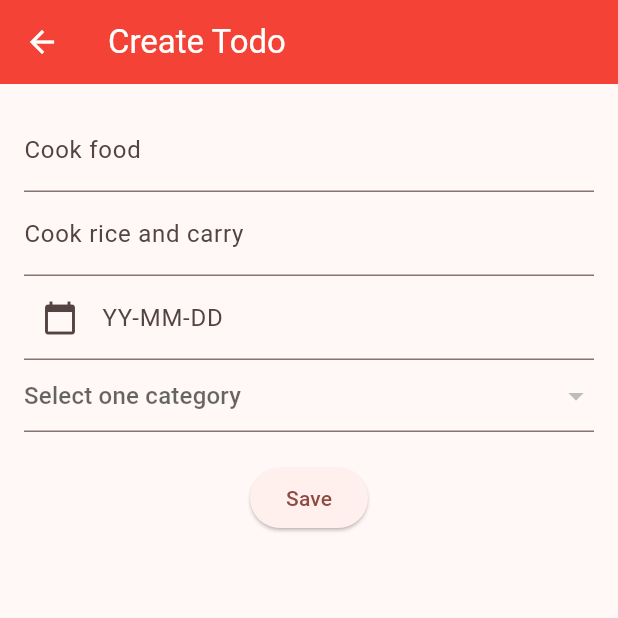
After one commit to rhromets/todo_app_eltodo, a Flutter app: the TodoScreen screen opened directly, on a phone screen of 412 x 824 dp, the top half of it. The commit adds this screen. Run offline on Flutter 3.47's test engine with Material 2 defaults, Android fonts, the light colour scheme and no system bars; our stand-ins replace sqflite; accounts and stored records are empty.

Commit message:
Add Todo Screen

```diff
--- a/lib/screens/screens.dart
+++ b/lib/screens/screens.dart
@@ -1,2 +1,3 @@
 export 'home_screen.dart';
 export 'categories_screen.dart';
+export 'todo_screen.dart';
--- /dev/null
+++ b/lib/screens/todo_screen.dart
@@ -0,0 +1,111 @@
+import 'package:flutter/material.dart';
+import 'package:todo_app_eltodo/services/services.dart';
+import 'package:intl/intl.dart';
+
+class TodoScreen extends StatefulWidget {
+  const TodoScreen({Key? key}) : super(key: key);
+
+  @override
+  State<TodoScreen> createState() => _TodoScreenState();
+}
+
+class _TodoScreenState extends State<TodoScreen> {
+  final TextEditingController _todoTitle = TextEditingController();
+  final TextEditingController _todoDescription = TextEditingController();
+  final TextEditingController _todoDate = TextEditingController();
+
+  final List<DropdownMenuItem> _categories = <DropdownMenuItem>[];
+
+  @override
+  void initState() {
+    super.initState();
+    _loadCategories();
+  }
+
+  _loadCategories() async {
+    var categoryService = CategoryService();
+    var categories = await categoryService.getCategories();
+    categories.forEach((category) {
+      setState(() {
+        _categories.add(
+          DropdownMenuItem(
+            value: category['name'],
+            child: Text(
+              category['name'],
+            ),
+          ),
+        );
+      });
+    });
+  }
+
+  DateTime _date = DateTime.now();
+
+  _selectTodoDate(BuildContext context) async {
+    var pickedDate = await showDatePicker(
+      context: context,
+      initialDate: _date,
+      firstDate: DateTime(2000),
+      lastDate: DateTime(2099),
+    );
+    if (pickedDate != null) {
+      setState(() {
+        _date = pickedDate;
+        _todoDate.text = DateFormat('yyyy-MM-dd').format(pickedDate);
+      });
+    }
+  }
+
+  @override
+  Widget build(BuildContext context) {
+    return Scaffold(
+      appBar: AppBar(
+        title: const Text('Create Todo'),
+      ),
+      body: Padding(
+        padding: const EdgeInsets.all(16.0),
+        child: Column(
+          children: [
+            TextField(
+              controller: _todoTitle,
+              decoration: const InputDecoration(
+                hintText: 'Todo title',
+                labelText: 'Cook food',
+              ),
+            ),
+            TextField(
+              controller: _todoDescription,
+              decoration: const InputDecoration(
+                hintText: 'Todo description',
+                labelText: 'Cook rice and carry',
+              ),
+            ),
+            TextField(
+              controller: _todoDate,
+              decoration: InputDecoration(
+                hintText: 'YY-MM-DD',
+                labelText: 'YY-MM-DD',
+                prefixIcon: InkWell(
+                  onTap: (){
+                    _selectTodoDate(context);
+                  },
+                  child: const Icon(Icons.calendar_today),
+                ),
+              ),
+            ),
+            DropdownButtonFormField(
+              items: _categories,
+              hint: const Text('Select one category'),
+              onChanged: (value) {},
+            ),
+            const SizedBox(height: 20.0),
+            ElevatedButton(
+              onPressed: () {},
+              child: const Text('Save'),
+            ),
+          ],
+        ),
+      ),
+    );
+  }
+}
--- a/pubspec.yaml
+++ b/pubspec.yaml
@@ -38,6 +38,7 @@ dependencies:
   sqflite: ^2.2.8+4
   path_provider: ^2.0.15
   path: any
+  intl: ^0.18.1
 
 dev_dependencies:
   flutter_test:
```
Also changed, not shown: lib/screens/home_screen.dart (+15 -0 lines), pubspec.lock.
